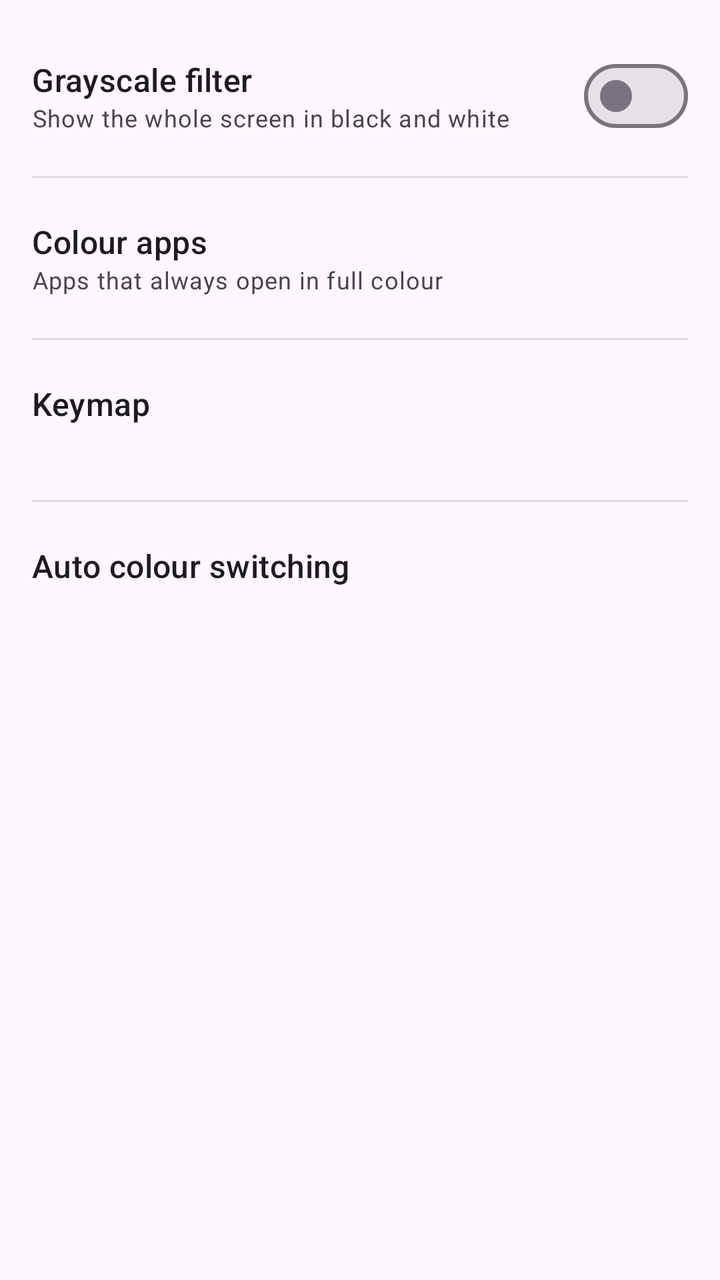
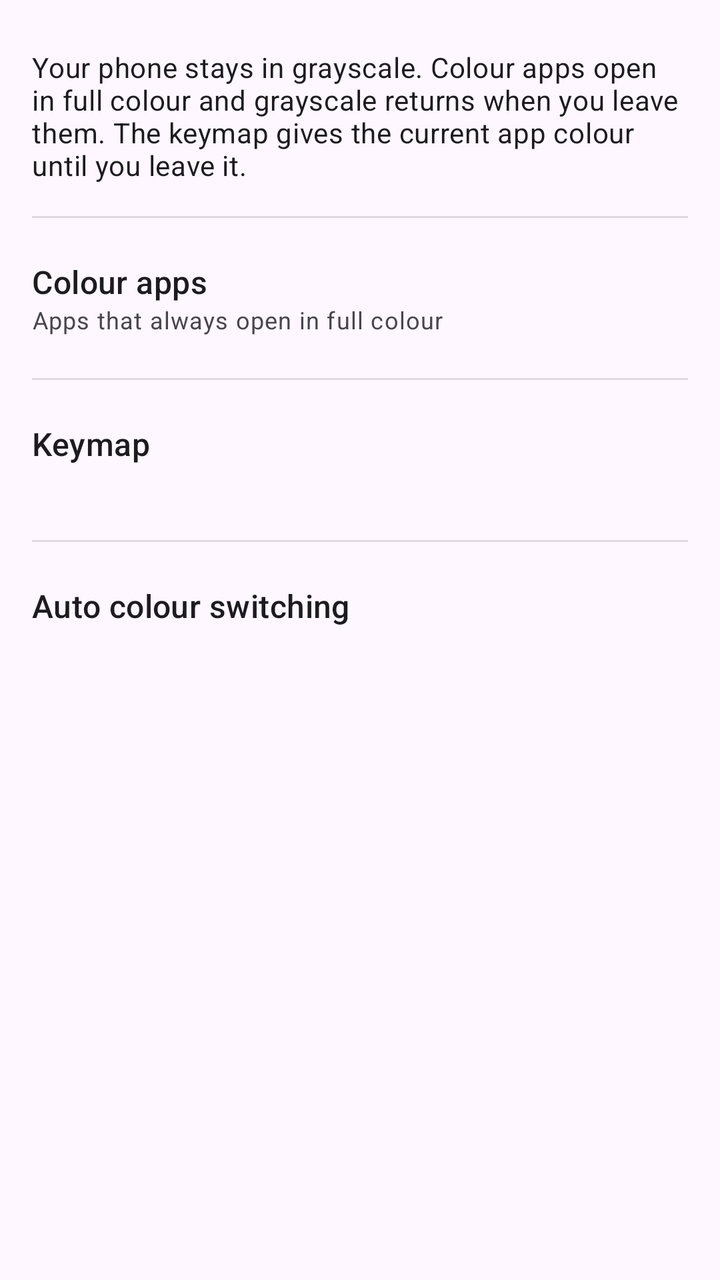

Two renders of the same Android screen: before a commit and after it. Below are the layout's source before the change and the commit's diff.
<!-- AndroidManifest.xml: application theme Theme.Lightson -->
<!-- res/layout/activity_main.xml -->
<?xml version="1.0" encoding="utf-8"?>
<ScrollView xmlns:android="http://schemas.android.com/apk/res/android"
    android:layout_width="match_parent"
    android:layout_height="match_parent">

    <LinearLayout
        android:layout_width="match_parent"
        android:layout_height="wrap_content"
        android:orientation="vertical"
        android:padding="16dp">

        <com.google.android.material.card.MaterialCardView
            android:id="@+id/permission_card"
            android:layout_width="match_parent"
            android:layout_height="wrap_content"
            android:layout_marginBottom="16dp"
            android:visibility="gone">

            <LinearLayout
                android:layout_width="match_parent"
                android:layout_height="wrap_content"
                android:orientation="vertical"
                android:padding="16dp">

                <TextView
                    android:layout_width="wrap_content"
                    android:layout_height="wrap_content"
                    android:text="@string/permission_title"
                    android:textAppearance="?attr/textAppearanceTitleMedium" />

                <TextView
                    android:layout_width="match_parent"
                    android:layout_height="wrap_content"
                    android:layout_marginTop="8dp"
                    android:text="@string/permission_body"
                    android:textAppearance="?attr/textAppearanceBodyMedium" />

                <TextView
                    android:layout_width="match_parent"
                    android:layout_height="wrap_content"
                    android:layout_marginTop="8dp"
                    android:fontFamily="monospace"
                    android:text="@string/permission_command"
                    android:textIsSelectable="true"
                    android:textSize="12sp" />
            </LinearLayout>
        </com.google.android.material.card.MaterialCardView>

        <LinearLayout
            android:layout_width="match_parent"
            android:layout_height="wrap_content"
            android:gravity="center_vertical"
            android:minHeight="64dp"
            android:orientation="horizontal">

            <LinearLayout
                android:layout_width="0dp"
                android:layout_height="wrap_content"
                android:layout_weight="1"
                android:orientation="vertical">

                <TextView
                    android:layout_width="wrap_content"
                    android:layout_height="wrap_content"
                    android:text="@string/filter_switch_title"
                    android:textAppearance="?attr/textAppearanceTitleMedium" />

                <TextView
                    android:layout_width="wrap_content"
                    android:layout_height="wrap_content"
                    android:text="@string/filter_switch_subtitle"
                    android:textAppearance="?attr/textAppearanceBodySmall" />
            </LinearLayout>

            <com.google.android.material.materialswitch.MaterialSwitch
                android:id="@+id/filter_switch"
                android:layout_width="wrap_content"
                android:layout_height="wrap_content" />
        </LinearLayout>

        <View
            android:layout_width="match_parent"
            android:layout_height="1dp"
            android:layout_marginVertical="8dp"
            android:background="?android:attr/listDivider" />

        <LinearLayout
            android:id="@+id/color_apps_row"
            android:layout_width="match_parent"
            android:layout_height="wrap_content"
            android:background="?attr/selectableItemBackground"
            android:minHeight="64dp"
            android:gravity="center_vertical"
            android:orientation="vertical"
            android:paddingVertical="12dp">

            <TextView
                android:layout_width="wrap_content"
                android:layout_height="wrap_content"
                android:text="@string/color_apps_title"
                android:textAppearance="?attr/textAppearanceTitleMedium" />

            <TextView
                android:layout_width="wrap_content"
                android:layout_height="wrap_content"
                android:text="@string/color_apps_subtitle"
                android:textAppearance="?attr/textAppearanceBodySmall" />
        </LinearLayout>

        <View
            android:layout_width="match_parent"
            android:layout_height="1dp"
            android:layout_marginVertical="8dp"
            android:background="?android:attr/listDivider" />

        <LinearLayout
            android:id="@+id/keymap_row"
            android:layout_width="match_parent"
            android:layout_height="wrap_content"
            android:background="?attr/selectableItemBackground"
            android:minHeight="64dp"
            android:gravity="center_vertical"
            android:orientation="vertical"
            android:paddingVertical="12dp">

            <TextView
                android:layout_width="wrap_content"
                android:layout_height="wrap_content"
                android:text="@string/keymap_row_title"
                android:textAppearance="?attr/textAppearanceTitleMedium" />

            <TextView
                android:id="@+id/keymap_value"
                android:layout_width="wrap_content"
                android:layout_height="wrap_content"
                android:textAppearance="?attr/textAppearanceBodySmall" />
        </LinearLayout>

        <View
            android:layout_width="match_parent"
            android:layout_height="1dp"
            android:layout_marginVertical="8dp"
            android:background="?android:attr/listDivider" />

        <LinearLayout
            android:id="@+id/accessibility_row"
            android:layout_width="match_parent"
            android:layout_height="wrap_content"
            android:background="?attr/selectableItemBackground"
            android:minHeight="64dp"
            android:gravity="center_vertical"
            android:orientation="vertical"
            android:paddingVertical="12dp">

            <TextView
                android:layout_width="wrap_content"
                android:layout_height="wrap_content"
                android:text="@string/accessibility_row_title"
                android:textAppearance="?attr/textAppearanceTitleMedium" />

            <TextView
                android:id="@+id/service_status"
                android:layout_width="wrap_content"
                android:layout_height="wrap_content"
                android:textAppearance="?attr/textAppearanceBodySmall" />
        </LinearLayout>

    </LinearLayout>
</ScrollView>
<!-- resources referenced by this layout -->
<resources>
  <string name="accessibility_row_title">Auto colour switching</string>
  <string name="color_apps_subtitle">Apps that always open in full colour</string>
  <string name="color_apps_title">Colour apps</string>
  <string name="filter_switch_subtitle">Show the whole screen in black and white</string>
  <string name="filter_switch_title">Grayscale filter</string>
  <string name="keymap_row_title">Keymap</string>
  <string name="permission_body">Lightson needs WRITE_SECURE_SETTINGS to control the colour filter. Connect your phone to a computer with adb and run:</string>
  <string name="permission_command">adb shell pm grant app.lightson android.permission.WRITE_SECURE_SETTINGS</string>
  <string name="permission_title">Permission required</string>
  <style name="Theme.Lightson" parent="Theme.Material3.DayNight" />
</resources>

<!-- the commit's change to res/layout/activity_main.xml (unified diff, before → after) -->
@@ -46,37 +46,12 @@
             </LinearLayout>
         </com.google.android.material.card.MaterialCardView>
 
-        <LinearLayout
+        <TextView
             android:layout_width="match_parent"
             android:layout_height="wrap_content"
-            android:gravity="center_vertical"
-            android:minHeight="64dp"
-            android:orientation="horizontal">
-
-            <LinearLayout
-                android:layout_width="0dp"
-                android:layout_height="wrap_content"
-                android:layout_weight="1"
-                android:orientation="vertical">
-
-                <TextView
-                    android:layout_width="wrap_content"
-                    android:layout_height="wrap_content"
-                    android:text="@string/filter_switch_title"
-                    android:textAppearance="?attr/textAppearanceTitleMedium" />
-
-                <TextView
-                    android:layout_width="wrap_content"
-                    android:layout_height="wrap_content"
-                    android:text="@string/filter_switch_subtitle"
-                    android:textAppearance="?attr/textAppearanceBodySmall" />
-            </LinearLayout>
-
-            <com.google.android.material.materialswitch.MaterialSwitch
-                android:id="@+id/filter_switch"
-                android:layout_width="wrap_content"
-                android:layout_height="wrap_content" />
-        </LinearLayout>
+            android:paddingVertical="8dp"
+            android:text="@string/app_explainer"
+            android:textAppearance="?attr/textAppearanceBodyMedium" />
 
         <View
             android:layout_width="match_parent"
<!-- resource entries referenced after the edit -->
@@ -1,10 +1,9 @@
 <!-- resources referenced by this layout -->
 <resources>
   <string name="accessibility_row_title">Auto colour switching</string>
+  <string name="app_explainer">Your phone stays in grayscale. Colour apps open in full colour and grayscale returns when you leave them. The keymap gives the current app colour until you leave it.</string>
   <string name="color_apps_subtitle">Apps that always open in full colour</string>
   <string name="color_apps_title">Colour apps</string>
-  <string name="filter_switch_subtitle">Show the whole screen in black and white</string>
-  <string name="filter_switch_title">Grayscale filter</string>
   <string name="keymap_row_title">Keymap</string>
   <string name="permission_body">Lightson needs WRITE_SECURE_SETTINGS to control the colour filter. Connect your phone to a computer with adb and run:</string>
   <string name="permission_command">adb shell pm grant app.lightson android.permission.WRITE_SECURE_SETTINGS</string>
